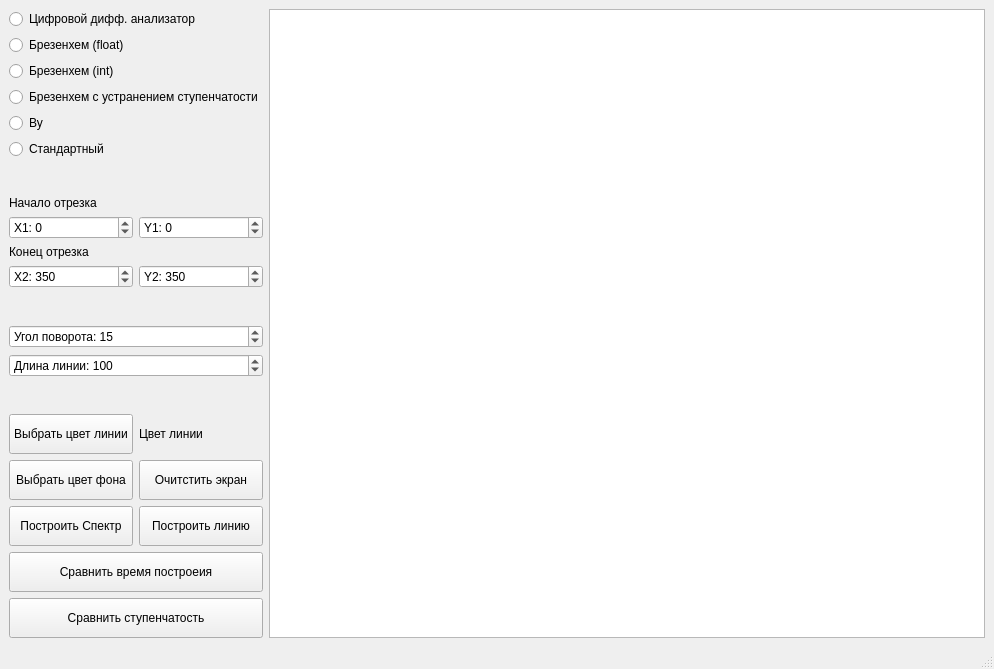
First picture: the form in lab_03/mainwindow.ui, repository xanderkov/ics7-CG, before the edit.
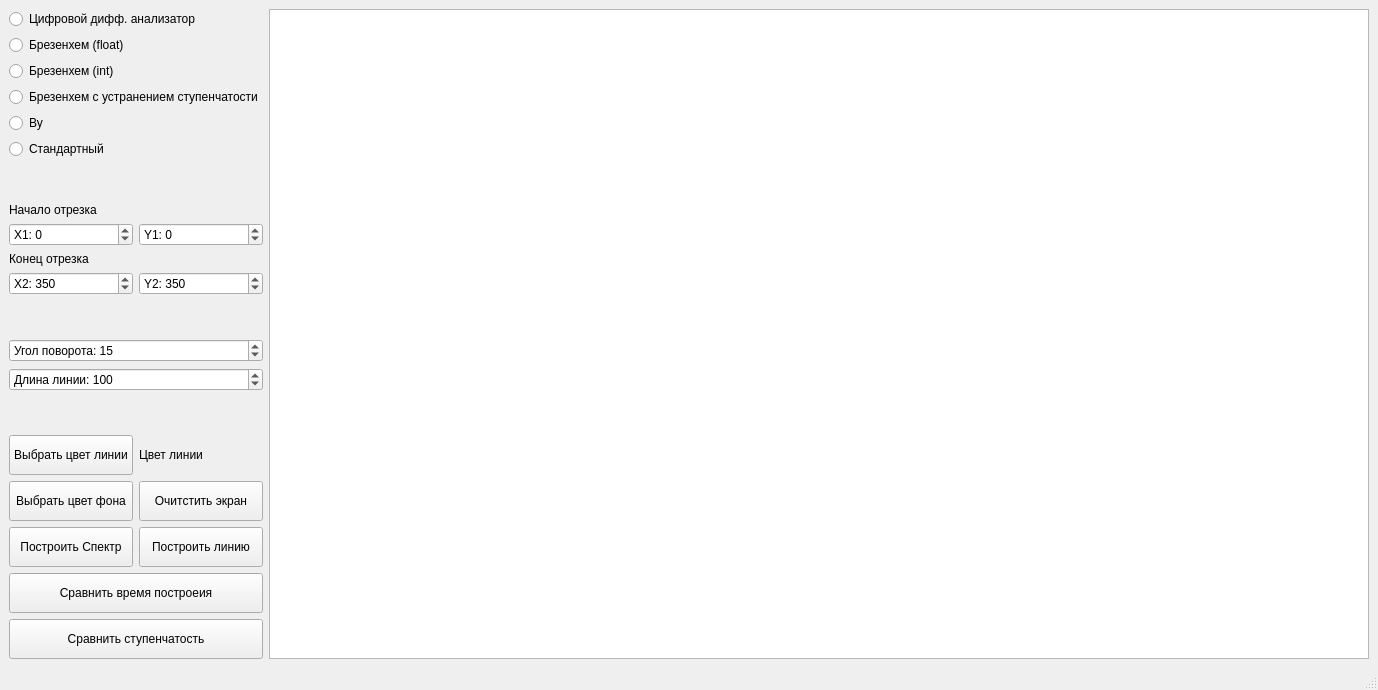
Second picture: the form after the edit.

The edit to the form file:
```diff
--- a/lab_03/mainwindow.ui
+++ b/lab_03/mainwindow.ui
@@ -6,8 +6,8 @@
    <rect>
     <x>0</x>
     <y>0</y>
-    <width>994</width>
-    <height>669</height>
+    <width>1375</width>
+    <height>689</height>
    </rect>
   </property>
   <property name="windowTitle">
@@ -356,7 +356,6 @@
         </property>
         <property name="font">
          <font>
-          <family>Segoe UI</family>
           <pointsize>9</pointsize>
           <bold>false</bold>
          </font>
@@ -381,8 +380,8 @@
       </property>
       <property name="minimumSize">
        <size>
-        <width>500</width>
-        <height>0</height>
+        <width>1100</width>
+        <height>650</height>
        </size>
       </property>
      </widget>
```
